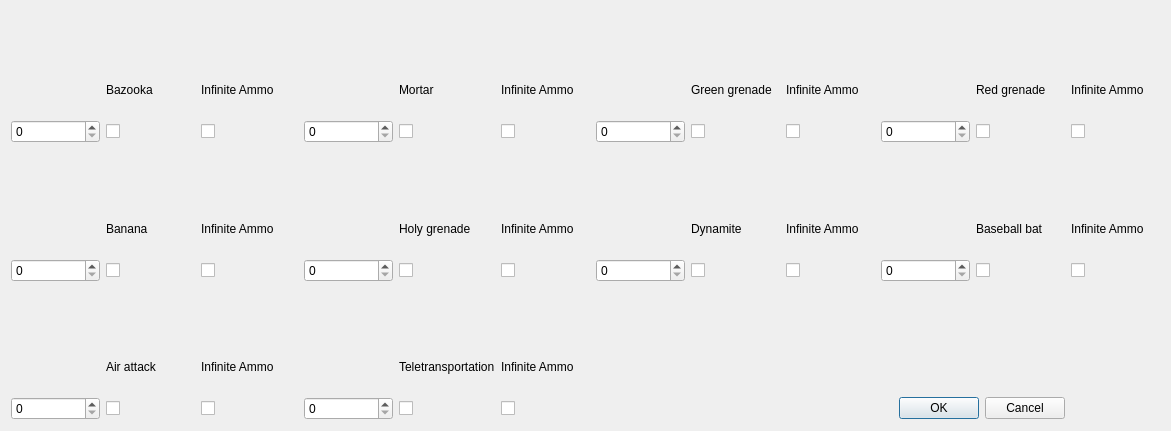
Above: Editor/editorseleccionarmasherramientas.ui from fedefunes96/worms before the change. Below: the same form after it.
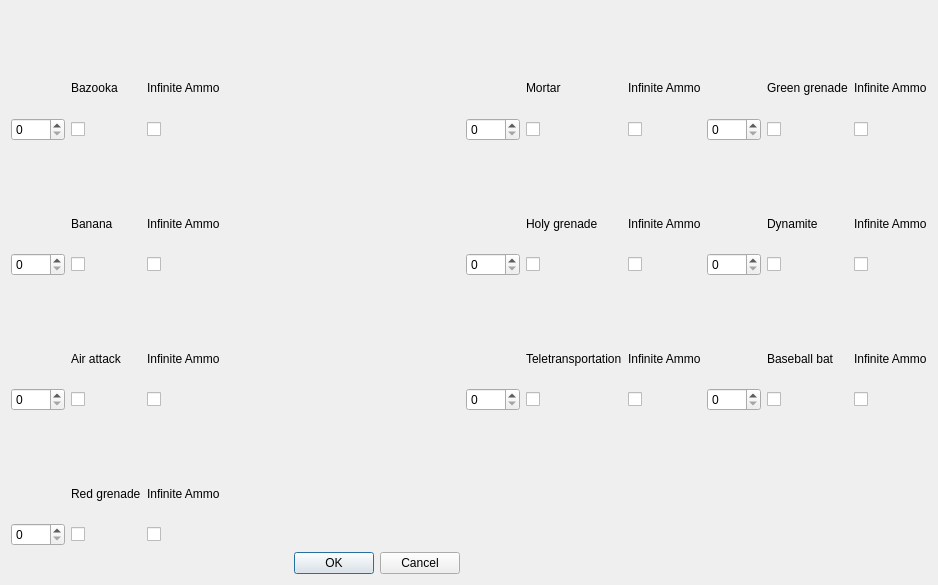
That is the form after the change. Icons and pictures are not drawn.

Diff of the .ui file:
```diff
--- a/Editor/editorseleccionarmasherramientas.ui
+++ b/Editor/editorseleccionarmasherramientas.ui
@@ -6,14 +6,51 @@
    <rect>
     <x>0</x>
     <y>0</y>
-    <width>1171</width>
-    <height>431</height>
+    <width>938</width>
+    <height>585</height>
    </rect>
   </property>
   <property name="windowTitle">
    <string>Dialog</string>
   </property>
   <layout class="QGridLayout" name="gridLayout">
+   <item row="8" column="8">
+    <widget class="QCheckBox" name="Bate">
+     <property name="text">
+      <string/>
+     </property>
+    </widget>
+   </item>
+   <item row="7" column="9">
+    <widget class="QLabel" name="label_17">
+     <property name="text">
+      <string>Infinite Ammo</string>
+     </property>
+    </widget>
+   </item>
+   <item row="11" column="0">
+    <widget class="QSpinBox" name="municionGranadaR">
+     <property name="minimum">
+      <number>0</number>
+     </property>
+     <property name="maximum">
+      <number>9999</number>
+     </property>
+    </widget>
+   </item>
+   <item row="9" column="0">
+    <widget class="QLabel" name="granadaR">
+     <property name="text">
+      <string/>
+     </property>
+     <property name="pixmap">
+      <pixmap>Redgrenade.png</pixmap>
+     </property>
+     <property name="scaledContents">
+      <bool>true</bool>
+     </property>
+    </widget>
+   </item>
    <item row="1" column="2" alignment="Qt::AlignLeft">
     <widget class="QLabel" name="label_10">
      <property name="minimumSize">
@@ -92,23 +129,6 @@
      </property>
     </widget>
    </item>
-   <item row="8" column="10" colspan="2">
-    <widget class="QDialogButtonBox" name="buttonBox">
-     <property name="orientation">
-      <enum>Qt::Horizontal</enum>
-     </property>
-     <property name="standardButtons">
-      <set>QDialogButtonBox::Cancel|QDialogButtonBox::Ok</set>
-     </property>
-    </widget>
-   </item>
-   <item row="5" column="11">
-    <widget class="QCheckBox" name="Bate">
-     <property name="text">
-      <string/>
-     </property>
-    </widget>
-   </item>
    <item row="1" column="8">
     <widget class="QLabel" name="label_2">
      <property name="text">
@@ -116,17 +136,21 @@
      </property>
     </widget>
    </item>
-   <item row="3" column="10">
-    <widget class="QLabel" name="bate">
+   <item row="5" column="0">
+    <widget class="QSpinBox" name="municionBanana">
+     <property name="minimum">
+      <number>0</number>
+     </property>
+     <property name="maximum">
+      <number>9999</number>
+     </property>
+    </widget>
+   </item>
+   <item row="5" column="1">
+    <widget class="QCheckBox" name="Banana">
      <property name="text">
       <string/>
      </property>
-     <property name="pixmap">
-      <pixmap>Baseballbat.png</pixmap>
-     </property>
-     <property name="scaledContents">
-      <bool>true</bool>
-     </property>
     </widget>
    </item>
    <item row="4" column="8">
@@ -136,50 +160,6 @@
      </property>
     </widget>
    </item>
-   <item row="5" column="1">
-    <widget class="QCheckBox" name="Banana">
-     <property name="text">
-      <string/>
-     </property>
-    </widget>
-   </item>
-   <item row="5" column="0">
-    <widget class="QSpinBox" name="municionBanana">
-     <property name="minimum">
-      <number>0</number>
-     </property>
-     <property name="maximum">
-      <number>9999</number>
-     </property>
-    </widget>
-   </item>
-   <item row="0" column="10">
-    <widget class="QLabel" name="granadaR">
-     <property name="text">
-      <string/>
-     </property>
-     <property name="pixmap">
-      <pixmap>Redgrenade.png</pixmap>
-     </property>
-     <property name="scaledContents">
-      <bool>true</bool>
-     </property>
-    </widget>
-   </item>
-   <item row="4" column="11">
-    <widget class="QLabel" name="label_7">
-     <property name="text">
-      <string>Baseball bat</string>
-     </property>
-    </widget>
-   </item>
-   <item row="2" column="11">
-    <widget class="QCheckBox" name="GranadaR">
-     <property name="text">
-      <string/>
-     </property>
-    </widget>
-   </item>
    <item row="2" column="3">
     <widget class="QSpinBox" name="municionMortero">
      <property name="minimum">
@@ -230,26 +210,6 @@
      </property>
     </widget>
    </item>
-   <item row="5" column="10">
-    <widget class="QSpinBox" name="municionBate">
-     <property name="minimum">
-      <number>0</number>
-     </property>
-     <property name="maximum">
-      <number>9999</number>
-     </property>
-    </widget>
-   </item>
-   <item row="2" column="10">
-    <widget class="QSpinBox" name="municionGranadaR">
-     <property name="minimum">
-      <number>0</number>
-     </property>
-     <property name="maximum">
-      <number>9999</number>
-     </property>
-    </widget>
-   </item>
    <item row="5" column="3">
     <widget class="QSpinBox" name="municionGranadaS">
      <property name="minimum">
@@ -260,6 +220,13 @@
      </property>
     </widget>
    </item>
+   <item row="5" column="8">
+    <widget class="QCheckBox" name="Dinamita">
+     <property name="text">
+      <string/>
+     </property>
+    </widget>
+   </item>
    <item row="7" column="1">
     <widget class="QLabel" name="label_8">
      <property name="text">
@@ -267,8 +234,8 @@
      </property>
     </widget>
    </item>
-   <item row="5" column="8">
-    <widget class="QCheckBox" name="Dinamita">
+   <item row="2" column="1">
+    <widget class="QCheckBox" name="Bazookka">
      <property name="text">
       <string/>
      </property>
@@ -287,26 +254,6 @@
      </property>
     </widget>
    </item>
-   <item row="2" column="1">
-    <widget class="QCheckBox" name="Bazookka">
-     <property name="text">
-      <string/>
-     </property>
-    </widget>
-   </item>
-   <item row="0" column="7">
-    <widget class="QLabel" name="granadaV">
-     <property name="text">
-      <string/>
-     </property>
-     <property name="pixmap">
-      <pixmap>W4_Grenade.png</pixmap>
-     </property>
-     <property name="scaledContents">
-      <bool>true</bool>
-     </property>
-    </widget>
-   </item>
    <item row="5" column="4">
     <widget class="QCheckBox" name="GranadaS">
      <property name="text">
@@ -321,6 +268,19 @@
      </property>
     </widget>
    </item>
+   <item row="0" column="7">
+    <widget class="QLabel" name="granadaV">
+     <property name="text">
+      <string/>
+     </property>
+     <property name="pixmap">
+      <pixmap>W4_Grenade.png</pixmap>
+     </property>
+     <property name="scaledContents">
+      <bool>true</bool>
+     </property>
+    </widget>
+   </item>
    <item row="7" column="4">
     <widget class="QLabel" name="label_9">
      <property name="text">
@@ -335,13 +295,6 @@
      </property>
     </widget>
    </item>
-   <item row="1" column="11">
-    <widget class="QLabel" name="label_3">
-     <property name="text">
-      <string>Red grenade</string>
-     </property>
-    </widget>
-   </item>
    <item row="1" column="4">
     <widget class="QLabel" name="label">
      <property name="text">
@@ -362,6 +315,16 @@
      </property>
     </widget>
    </item>
+   <item row="8" column="0">
+    <widget class="QSpinBox" name="municionAereo">
+     <property name="minimum">
+      <number>0</number>
+     </property>
+     <property name="maximum">
+      <number>9999</number>
+     </property>
+    </widget>
+   </item>
    <item row="4" column="4">
     <widget class="QLabel" name="label_5">
      <property name="text">
@@ -382,8 +345,8 @@
      </property>
     </widget>
    </item>
-   <item row="8" column="0">
-    <widget class="QSpinBox" name="municionAereo">
+   <item row="8" column="3">
+    <widget class="QSpinBox" name="municionTeletransportador">
      <property name="minimum">
       <number>0</number>
      </property>
@@ -408,16 +371,6 @@
      </property>
     </widget>
    </item>
-   <item row="8" column="3">
-    <widget class="QSpinBox" name="municionTeletransportador">
-     <property name="minimum">
-      <number>0</number>
-     </property>
-     <property name="maximum">
-      <number>9999</number>
-     </property>
-    </widget>
-   </item>
    <item row="3" column="3">
     <widget class="QLabel" name="granadaS">
      <property name="text">
@@ -431,13 +384,6 @@
      </property>
     </widget>
    </item>
-   <item row="1" column="12">
-    <widget class="QLabel" name="label_13">
-     <property name="text">
-      <string>Infinite Ammo</string>
-     </property>
-    </widget>
-   </item>
    <item row="4" column="2">
     <widget class="QLabel" name="label_14">
      <property name="text">
@@ -459,24 +405,13 @@
      </property>
     </widget>
    </item>
-   <item row="4" column="12">
-    <widget class="QLabel" name="label_17">
-     <property name="text">
-      <string>Infinite Ammo</string>
+   <item row="8" column="7">
+    <widget class="QSpinBox" name="municionBate">
+     <property name="minimum">
+      <number>0</number>
      </property>
-    </widget>
-   </item>
-   <item row="7" column="2">
-    <widget class="QLabel" name="label_18">
-     <property name="text">
-      <string>Infinite Ammo</string>
-     </property>
-    </widget>
-   </item>
-   <item row="7" column="5">
-    <widget class="QLabel" name="label_19">
-     <property name="text">
-      <string>Infinite Ammo</string>
+     <property name="maximum">
+      <number>9999</number>
      </property>
     </widget>
    </item>
@@ -487,6 +422,13 @@
      </property>
     </widget>
    </item>
+   <item row="7" column="2">
+    <widget class="QLabel" name="label_18">
+     <property name="text">
+      <string>Infinite Ammo</string>
+     </property>
+    </widget>
+   </item>
    <item row="2" column="9">
     <widget class="QCheckBox" name="GreenGrenadeIA">
      <property name="text">
@@ -494,10 +436,10 @@
      </property>
     </widget>
    </item>
-   <item row="2" column="12">
-    <widget class="QCheckBox" name="RedGrenadeIA">
+   <item row="7" column="5">
+    <widget class="QLabel" name="label_19">
      <property name="text">
-      <string/>
+      <string>Infinite Ammo</string>
      </property>
     </widget>
    </item>
@@ -522,13 +464,6 @@
      </property>
     </widget>
    </item>
-   <item row="5" column="12">
-    <widget class="QCheckBox" name="BatIA">
-     <property name="text">
-      <string/>
-     </property>
-    </widget>
-   </item>
    <item row="8" column="2">
     <widget class="QCheckBox" name="AIrIA">
      <property name="text">
@@ -543,6 +478,71 @@
      </property>
     </widget>
    </item>
+   <item row="8" column="9">
+    <widget class="QCheckBox" name="BatIA">
+     <property name="text">
+      <string/>
+     </property>
+    </widget>
+   </item>
+   <item row="7" column="8">
+    <widget class="QLabel" name="label_7">
+     <property name="text">
+      <string>Baseball bat</string>
+     </property>
+    </widget>
+   </item>
+   <item row="6" column="7">
+    <widget class="QLabel" name="bate">
+     <property name="text">
+      <string/>
+     </property>
+     <property name="pixmap">
+      <pixmap>Baseballbat.png</pixmap>
+     </property>
+     <property name="scaledContents">
+      <bool>true</bool>
+     </property>
+    </widget>
+   </item>
+   <item row="11" column="1">
+    <widget class="QCheckBox" name="GranadaR">
+     <property name="text">
+      <string/>
+     </property>
+    </widget>
+   </item>
+   <item row="11" column="2">
+    <widget class="QCheckBox" name="RedGrenadeIA">
+     <property name="text">
+      <string/>
+     </property>
+    </widget>
+   </item>
+   <item row="10" column="2">
+    <widget class="QLabel" name="label_13">
+     <property name="text">
+      <string>Infinite Ammo</string>
+     </property>
+    </widget>
+   </item>
+   <item row="10" column="1">
+    <widget class="QLabel" name="label_3">
+     <property name="text">
+      <string>Red grenade</string>
+     </property>
+    </widget>
+   </item>
+   <item row="12" column="2">
+    <widget class="QDialogButtonBox" name="buttonBox">
+     <property name="orientation">
+      <enum>Qt::Horizontal</enum>
+     </property>
+     <property name="standardButtons">
+      <set>QDialogButtonBox::Cancel|QDialogButtonBox::Ok</set>
+     </property>
+    </widget>
+   </item>
   </layout>
  </widget>
  <resources/>
```
